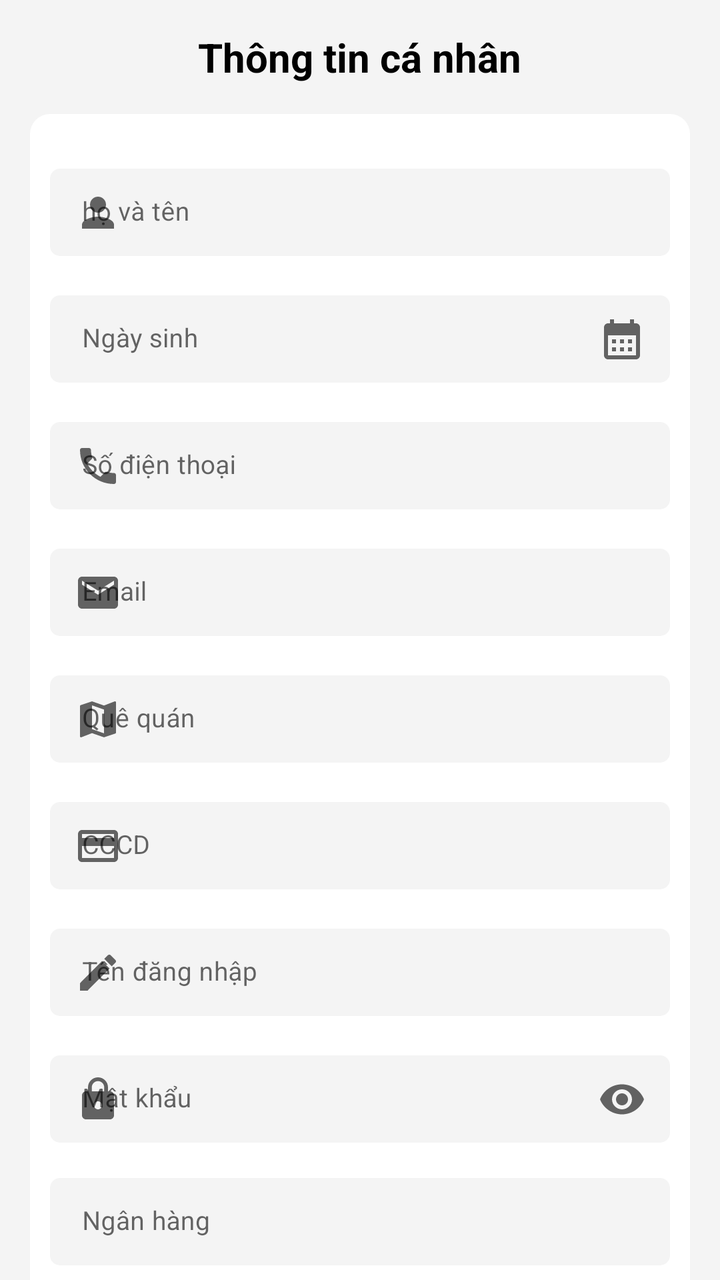
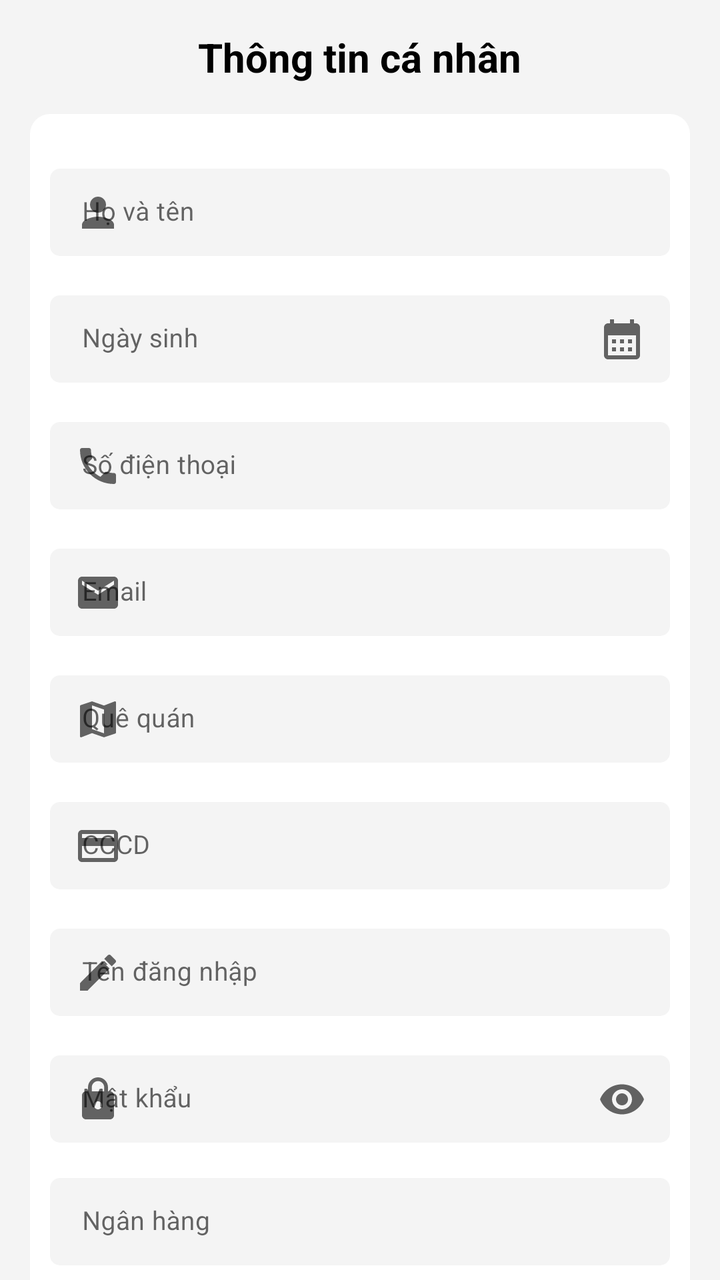

Compare the two renders of this Android layout. The source of the first and the diff that turns it into the second are given below.
<!-- AndroidManifest.xml: application theme Theme.Motel -->
<!-- res/layout/fragment_profile_detail.xml -->
<?xml version="1.0" encoding="utf-8"?>
<androidx.core.widget.NestedScrollView xmlns:android="http://schemas.android.com/apk/res/android"
    xmlns:tools="http://schemas.android.com/tools"
    android:layout_width="match_parent"
    android:layout_height="match_parent"
    android:background="@color/background2"
    xmlns:app="http://schemas.android.com/apk/res-auto"
    tools:context=".feature.profile.ProfileDetailFragment">

    <LinearLayout
        android:layout_width="match_parent"
        android:layout_height="wrap_content"
        android:paddingHorizontal="@dimen/PADDING_SIZE_DEFAULT"
        android:orientation="vertical"
        android:gravity="center_horizontal">

        <TextView
            android:id="@+id/tv_title"
            android:layout_width="wrap_content"
            android:layout_height="wrap_content"
            android:text="Thông tin cá nhân"
            android:layout_marginTop="@dimen/PADDING_SIZE_DEFAULT"
            android:textColor="@color/black"
            android:textStyle="bold"
            android:textSize="@dimen/PADDING_SIZE_LARGE"/>

        <LinearLayout
            android:layout_width="match_parent"
            android:layout_height="wrap_content"
            android:orientation="vertical"
            android:background="@drawable/background_border_radius_1"
            android:padding="@dimen/PADDING_SIZE_SMALL"
            android:layout_marginTop="@dimen/PADDING_SIZE_DEFAULT">

            <com.google.android.material.textfield.TextInputLayout
                android:id="@+id/til_full_name"
                android:layout_width="match_parent"
                android:layout_height="wrap_content"
                android:hint="họ và tên"
                android:layout_marginTop="@dimen/PADDING_SIZE_SMALL"
                style="@style/InputLayoutStyle1"
                app:startIconDrawable="@drawable/baseline_person_24">

                <com.google.android.material.textfield.TextInputEditText
                    android:id="@+id/txt_full_name"
                    android:layout_width="match_parent"
                    android:layout_height="wrap_content"
                    android:imeOptions="actionNext"
android:inputType="text"
                    android:backgroundTint="@color/background2"
                    android:textSize="@dimen/TEXT_SIZE_DEFAULT"
                    tools:ignore="SpUsage" />
            </com.google.android.material.textfield.TextInputLayout>

            <com.google.android.material.textfield.TextInputLayout
                android:id="@+id/til_birth_day"
                android:layout_width="match_parent"
                android:layout_height="wrap_content"
                android:hint="Ngày sinh"
                app:prefixTextColor="@color/grey"
                android:layout_marginTop="@dimen/PADDING_SIZE_SMALL"
                style="@style/InputLayoutStyle1"
                app:endIconMode="custom"
                app:endIconDrawable="@drawable/baseline_calendar_month_24">

                <com.google.android.material.textfield.TextInputEditText
                    android:id="@+id/txt_birth_day"
                    android:layout_width="match_parent"
                    android:layout_height="wrap_content"
                    android:imeOptions="actionNext"
android:inputType="text"
                    android:backgroundTint="@color/background2"
                    android:textSize="@dimen/TEXT_SIZE_DEFAULT"
                    tools:ignore="SpUsage" />

            </com.google.android.material.textfield.TextInputLayout>

            <com.google.android.material.textfield.TextInputLayout
                android:id="@+id/til_phone"
                android:layout_width="match_parent"
                android:layout_height="wrap_content"
                android:hint="Số điện thoại"
                app:prefixTextColor="@color/grey"
                android:layout_marginTop="@dimen/PADDING_SIZE_SMALL"
                style="@style/InputLayoutStyle1"
                app:startIconDrawable="@drawable/baseline_phone_24">

                <com.google.android.material.textfield.TextInputEditText
                    android:id="@+id/txt_phone"
                    android:layout_width="match_parent"
                    android:layout_height="wrap_content"
                    android:inputType="phone"
                    android:imeOptions="actionNext"
                    android:backgroundTint="@color/background2"
                    android:textSize="@dimen/TEXT_SIZE_DEFAULT"
                    tools:ignore="SpUsage" />

            </com.google.android.material.textfield.TextInputLayout>

            <com.google.android.material.textfield.TextInputLayout
                android:id="@+id/til_email"
                android:layout_width="match_parent"
                android:layout_height="wrap_content"
                android:hint="Email"
                android:layout_marginTop="@dimen/PADDING_SIZE_SMALL"
                style="@style/InputLayoutStyle1"
                app:startIconDrawable="@drawable/baseline_email_24">

                <com.google.android.material.textfield.TextInputEditText
                    android:id="@+id/txt_email"
                    android:layout_width="match_parent"
                    android:layout_height="wrap_content"
                    android:imeOptions="actionNext"
android:inputType="text"
                    android:backgroundTint="@color/background2"
                    android:textSize="@dimen/TEXT_SIZE_DEFAULT"
                    tools:ignore="SpUsage" />
            </com.google.android.material.textfield.TextInputLayout>

            <com.google.android.material.textfield.TextInputLayout
                android:id="@+id/til_home_town"
                android:layout_width="match_parent"
                android:layout_height="wrap_content"
                android:hint="Quê quán"
                android:layout_marginTop="@dimen/PADDING_SIZE_SMALL"
                style="@style/InputLayoutStyle1"
                app:startIconDrawable="@drawable/baseline_map_24">

                <com.google.android.material.textfield.TextInputEditText
                    android:id="@+id/txt_home_town"
                    android:layout_width="match_parent"
                    android:layout_height="wrap_content"
                    android:imeOptions="actionNext"
android:inputType="text"
                    android:backgroundTint="@color/background2"
                    android:textSize="@dimen/TEXT_SIZE_DEFAULT"
                    tools:ignore="SpUsage" />
            </com.google.android.material.textfield.TextInputLayout>

            <com.google.android.material.textfield.TextInputLayout
                android:id="@+id/til_id_card"
                android:layout_width="match_parent"
                android:layout_height="wrap_content"
                android:hint="CCCD"
                android:layout_marginTop="@dimen/PADDING_SIZE_SMALL"
                style="@style/InputLayoutStyle1"
                app:startIconDrawable="@drawable/baseline_credit_card_24">

                <com.google.android.material.textfield.TextInputEditText
                    android:id="@+id/txt_id_card"
                    android:layout_width="match_parent"
                    android:layout_height="wrap_content"
                    android:imeOptions="actionNext"
                    android:inputType="text"
                    android:backgroundTint="@color/background2"
                    android:textSize="@dimen/TEXT_SIZE_DEFAULT"
                    tools:ignore="SpUsage" />
            </com.google.android.material.textfield.TextInputLayout>

            <com.google.android.material.textfield.TextInputLayout
                android:id="@+id/til_username"
                android:layout_width="match_parent"
                android:layout_height="wrap_content"
                android:hint="Tên đăng nhập"
                android:layout_marginTop="@dimen/PADDING_SIZE_SMALL"
                style="@style/InputLayoutStyle1"
                app:startIconDrawable="@drawable/baseline_edit_24">

                <com.google.android.material.textfield.TextInputEditText
                    android:id="@+id/txt_username"
                    android:layout_width="match_parent"
                    android:layout_height="wrap_content"
                    android:imeOptions="actionNext"
android:inputType="text"
                    android:backgroundTint="@color/background2"
                    android:textSize="@dimen/TEXT_SIZE_DEFAULT"
                    tools:ignore="SpUsage" />
            </com.google.android.material.textfield.TextInputLayout>

            <com.google.android.material.textfield.TextInputLayout
                android:id="@+id/til_password"
                android:layout_width="match_parent"
                android:layout_height="wrap_content"
                android:hint="Mật khẩu"
                android:layout_marginTop="@dimen/PADDING_SIZE_SMALL"
                style="@style/InputLayoutStyle1"
                app:endIconMode="password_toggle"
                app:startIconDrawable="@drawable/baseline_lock_24">

                <com.google.android.material.textfield.TextInputEditText
                    android:id="@+id/txt_password"
                    android:layout_width="match_parent"
                    android:layout_height="wrap_content"
                    android:inputType="textPassword"
                    android:imeOptions="actionNext"
                    android:backgroundTint="@color/background2"
                    android:textSize="@dimen/TEXT_SIZE_DEFAULT"
                    tools:ignore="SpUsage" />
            </com.google.android.material.textfield.TextInputLayout>


            <com.google.android.material.textfield.TextInputLayout
                android:id="@+id/til_bank"
                android:layout_width="match_parent"
                android:layout_height="wrap_content"
                android:hint="Ngân hàng"
                android:layout_marginTop="@dimen/PADDING_SIZE_SMALL"
                style="@style/InputLayoutStyle1">

                <com.google.android.material.textfield.TextInputEditText
                    android:id="@+id/txt_bank"
                    android:layout_width="match_parent"
                    android:layout_height="wrap_content"
                    android:imeOptions="actionNext"
android:inputType="text"
                    android:backgroundTint="@color/background2"
                    android:textSize="@dimen/TEXT_SIZE_DEFAULT"
                    tools:ignore="SpUsage" />
            </com.google.android.material.textfield.TextInputLayout>

            <com.google.android.material.textfield.TextInputLayout
                android:id="@+id/til_number_bank"
                android:layout_width="match_parent"
                android:layout_height="wrap_content"
                android:hint="Số tài khoản"
                android:layout_marginTop="@dimen/PADDING_SIZE_SMALL"
                style="@style/InputLayoutStyle1">

                <com.google.android.material.textfield.TextInputEditText
                    android:id="@+id/txt_number_bank"
                    android:layout_width="match_parent"
                    android:layout_height="wrap_content"
                    android:imeOptions="actionDone"
                    android:inputType="text"
                    android:backgroundTint="@color/background2"
                    android:textSize="@dimen/TEXT_SIZE_DEFAULT"
                    tools:ignore="SpUsage" />
            </com.google.android.material.textfield.TextInputLayout>

            <LinearLayout
                android:layout_width="match_parent"
                android:layout_height="wrap_content"
                android:gravity="center_horizontal"
                android:layout_marginTop="@dimen/PADDING_SIZE_EXTRA_LARGE">

                <androidx.appcompat.widget.AppCompatButton
                    android:id="@+id/btn_save"
                    android:layout_width="wrap_content"
                    android:layout_height="wrap_content"
                    android:text="Lưu"
                    android:textAllCaps="false"
                    android:textColor="@color/white"
                    android:elevation="0dp"
                    android:layout_gravity="center_horizontal"
                    android:stateListAnimator="@null"
                    android:background="@drawable/background_button"/>

                <View
                    android:layout_width="@dimen/PADDING_SIZE_SMALL"
                    android:layout_height="0dp"/>

                <androidx.appcompat.widget.AppCompatButton
                    android:id="@+id/btn_cancel"
                    android:layout_width="wrap_content"
                    android:layout_height="wrap_content"
                    android:text="Hủy"
                    android:textAllCaps="false"
                    android:textColor="@color/white"
                    android:elevation="0dp"
                    android:layout_gravity="center_horizontal"
                    android:stateListAnimator="@null"
                    android:background="@drawable/background_button"/>

            </LinearLayout>

        </LinearLayout>

        <View
            android:layout_width="wrap_content"
            android:layout_height="30dp"/>

    </LinearLayout>

</androidx.core.widget.NestedScrollView>
<!-- resources referenced by this layout -->
<resources>
  <color name="background2">#F4F4F4</color>
  <color name="black">#FF000000</color>
  <color name="grey">#989898</color>
  <color name="white">#FFFFFFFF</color>
  <dimen name="PADDING_SIZE_DEFAULT">15dp</dimen>
  <dimen name="PADDING_SIZE_EXTRA_LARGE">25dp</dimen>
  <dimen name="PADDING_SIZE_LARGE">20dp</dimen>
  <dimen name="PADDING_SIZE_SMALL">10dp</dimen>
  <dimen name="TEXT_SIZE_DEFAULT">13sp</dimen>
  <!-- drawable background_border_radius_1 (drawable) -->
  <?xml version="1.0" encoding="utf-8"?>
  <shape xmlns:android="http://schemas.android.com/apk/res/android">
      <solid android:color="@color/background1"/>
      <corners android:radius="@dimen/RADIUS_DEFAULT"/>
  </shape>
  <!-- drawable background_button (drawable) -->
  <?xml version="1.0" encoding="utf-8"?>
  <shape xmlns:android="http://schemas.android.com/apk/res/android"
      android:shape="rectangle">
      <corners android:radius="@dimen/RADIUS_SMALL"/>
      <solid android:color="@color/primary"/>
  
  </shape>
  <!-- drawable baseline_credit_card_24 (drawable) -->
  <vector xmlns:android="http://schemas.android.com/apk/res/android" android:height="24dp" android:tint="#1D1D1D" android:viewportHeight="24" android:viewportWidth="24" android:width="24dp">
        
      <path android:fillColor="@android:color/white" android:pathData="M20,4L4,4c-1.11,0 -1.99,0.89 -1.99,2L2,18c0,1.11 0.89,2 2,2h16c1.11,0 2,-0.89 2,-2L22,6c0,-1.11 -0.89,-2 -2,-2zM20,18L4,18v-6h16v6zM20,8L4,8L4,6h16v2z"/>
      
  </vector>
  <!-- drawable baseline_edit_24 (drawable) -->
  <vector xmlns:android="http://schemas.android.com/apk/res/android" android:height="24dp" android:tint="#1D1D1D" android:viewportHeight="24" android:viewportWidth="24" android:width="24dp">
        
      <path android:fillColor="@android:color/white" android:pathData="M3,17.25V21h3.75L17.81,9.94l-3.75,-3.75L3,17.25zM20.71,7.04c0.39,-0.39 0.39,-1.02 0,-1.41l-2.34,-2.34c-0.39,-0.39 -1.02,-0.39 -1.41,0l-1.83,1.83 3.75,3.75 1.83,-1.83z"/>
      
  </vector>
  <!-- drawable baseline_email_24 (drawable) -->
  <vector xmlns:android="http://schemas.android.com/apk/res/android" android:height="24dp" android:tint="#1D1D1D" android:viewportHeight="24" android:viewportWidth="24" android:width="24dp">
        
      <path android:fillColor="@android:color/white" android:pathData="M20,4L4,4c-1.1,0 -1.99,0.9 -1.99,2L2,18c0,1.1 0.9,2 2,2h16c1.1,0 2,-0.9 2,-2L22,6c0,-1.1 -0.9,-2 -2,-2zM20,8l-8,5 -8,-5L4,6l8,5 8,-5v2z"/>
      
  </vector>
  <!-- drawable baseline_map_24 (drawable) -->
  <vector xmlns:android="http://schemas.android.com/apk/res/android" android:height="24dp" android:tint="#1D1D1D" android:viewportHeight="24" android:viewportWidth="24" android:width="24dp">
        
      <path android:fillColor="@android:color/white" android:pathData="M20.5,3l-0.16,0.03L15,5.1 9,3 3.36,4.9c-0.21,0.07 -0.36,0.25 -0.36,0.48V20.5c0,0.28 0.22,0.5 0.5,0.5l0.16,-0.03L9,18.9l6,2.1 5.64,-1.9c0.21,-0.07 0.36,-0.25 0.36,-0.48V3.5c0,-0.28 -0.22,-0.5 -0.5,-0.5zM15,19l-6,-2.11V5l6,2.11V19z"/>
      
  </vector>
  <!-- drawable baseline_person_24 (drawable) -->
  <vector xmlns:android="http://schemas.android.com/apk/res/android" android:height="24dp" android:tint="#1D1D1D" android:viewportHeight="24" android:viewportWidth="24" android:width="24dp">
        
      <path android:fillColor="@android:color/white" android:pathData="M12,12c2.21,0 4,-1.79 4,-4s-1.79,-4 -4,-4 -4,1.79 -4,4 1.79,4 4,4zM12,14c-2.67,0 -8,1.34 -8,4v2h16v-2c0,-2.66 -5.33,-4 -8,-4z"/>
      
  </vector>
  <color name="background1">#FFFFFFFF</color>
  <dimen name="RADIUS_DEFAULT">10dp</dimen>
  <dimen name="RADIUS_SMALL">5dp</dimen>
  <color name="primary">#673AB7</color>
  <color name="primaryVariant">#8953EB</color>
  <color name="teal_200">#FF03DAC5</color>
  <color name="teal_700">#FF018786</color>
  <color name="textColor1">#000000</color>
  <color name="textColor3">#525252</color>
  <color name="textColor2">#343434</color>
  <!-- unchanged entries left out for length: 5 -->
</resources>

<!-- the commit's change to res/layout/fragment_profile_detail.xml (unified diff, before → after) -->
@@ -36,7 +36,7 @@
                 android:id="@+id/til_full_name"
                 android:layout_width="match_parent"
                 android:layout_height="wrap_content"
-                android:hint="họ và tên"
+                android:hint="Họ và tên"
                 android:layout_marginTop="@dimen/PADDING_SIZE_SMALL"
                 style="@style/InputLayoutStyle1"
                 app:startIconDrawable="@drawable/baseline_person_24">
